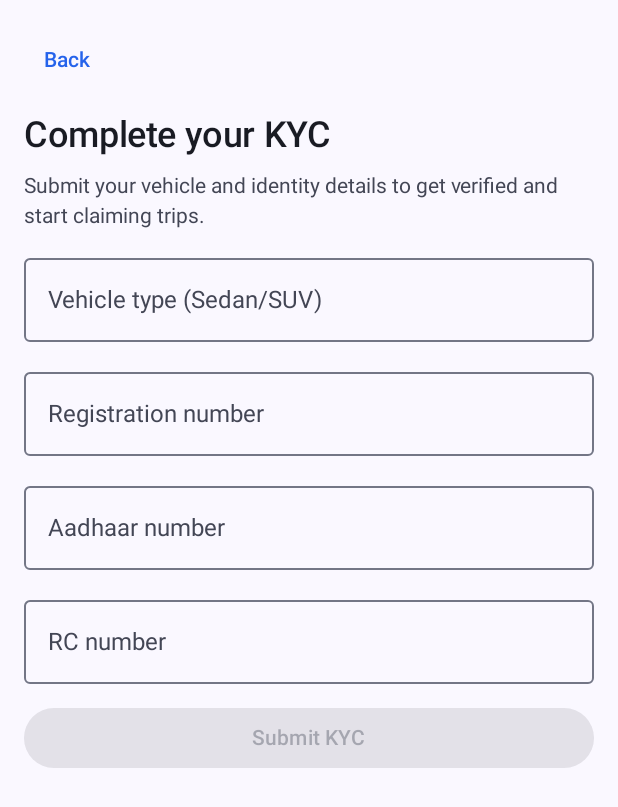
After one commit to thecrazycoders7/itcabs, an Android app built with Jetpack Compose: the composable DriverKycScreen shown on its own in the app's theme, on a phone screen of 412 x 824 dp. The commit adds this screen. Shown: the top 807 px of the screen. Run offline under Robolectric (Android 15) with nearby library versions, the light colour scheme and no system bars; our stand-ins replace Dagger/Hilt's generated code; network calls fail.

Commit message:
feat(driver): in-app 'Complete KYC' so drivers can finish verification after onboarding
Closes the gap where a driver who skipped/interrupted KYC at signup was stuck (onboarded, no
profile, no way to submit KYC). The driver home now shows a Complete KYC button when status is
NONE/REJECTED → opens a KYC form → submits → PENDING (admin then verifies).

```diff
--- /dev/null
+++ b/feature/dispatch/src/main/kotlin/com/itcabs/feature/dispatch/DriverKycScreen.kt
@@ -0,0 +1,56 @@
+package com.itcabs.feature.dispatch
+
+import androidx.compose.foundation.layout.Arrangement
+import androidx.compose.foundation.layout.Column
+import androidx.compose.foundation.layout.Row
+import androidx.compose.foundation.layout.fillMaxSize
+import androidx.compose.foundation.layout.fillMaxWidth
+import androidx.compose.foundation.layout.padding
+import androidx.compose.foundation.rememberScrollState
+import androidx.compose.foundation.text.KeyboardOptions
+import androidx.compose.foundation.verticalScroll
+import androidx.compose.material3.Button
+import androidx.compose.material3.CircularProgressIndicator
+import androidx.compose.material3.MaterialTheme
+import androidx.compose.material3.OutlinedTextField
+import androidx.compose.material3.Text
+import androidx.compose.material3.TextButton
+import androidx.compose.runtime.Composable
+import androidx.compose.runtime.LaunchedEffect
+import androidx.compose.runtime.collectAsState
+import androidx.compose.runtime.getValue
+import androidx.compose.ui.Modifier
+import androidx.compose.ui.text.input.KeyboardType
+import androidx.compose.ui.unit.dp
+import androidx.hilt.navigation.compose.hiltViewModel
+
+/** Standalone KYC form so a driver can complete verification after onboarding. */
+@Composable
+fun DriverKycScreen(onDone: () -> Unit, viewModel: DriverKycViewModel = hiltViewModel()) {
+    val state by viewModel.state.collectAsState()
+
+    LaunchedEffect(state.submitted) { if (state.submitted) onDone() }
+
+    Column(
+        modifier = Modifier.fillMaxSize().verticalScroll(rememberScrollState()).padding(16.dp),
+        verticalArrangement = Arrangement.spacedBy(12.dp),
+    ) {
+        Row(Modifier.fillMaxWidth(), horizontalArrangement = Arrangement.Start) {
+            TextButton(onClick = onDone) { Text("Back") }
+        }
+        Text("Complete your KYC", style = MaterialTheme.typography.headlineMedium)
+        Text(
+            "Submit your vehicle and identity details to get verified and start claiming trips.",
+            style = MaterialTheme.typography.bodyMedium,
+            color = MaterialTheme.colorScheme.onSurfaceVariant,
+        )
+        OutlinedTextField(state.vehicleType, viewModel::onVehicleTypeChange, label = { Text("Vehicle type (Sedan/SUV)") }, singleLine = true, modifier = Modifier.fillMaxWidth())
+        OutlinedTextField(state.vehicleReg, viewModel::onVehicleRegChange, label = { Text("Registration number") }, singleLine = true, modifier = Modifier.fillMaxWidth())
+        OutlinedTextField(state.aadhaar, viewModel::onAadhaarChange, label = { Text("Aadhaar number") }, singleLine = true, modifier = Modifier.fillMaxWidth(), keyboardOptions = KeyboardOptions(keyboardType = KeyboardType.Number))
+        OutlinedTextField(state.rcNumber, viewModel::onRcNumberChange, label = { Text("RC number") }, singleLine = true, modifier = Modifier.fillMaxWidth())
+        state.error?.let { Text(it, color = MaterialTheme.colorScheme.error, style = MaterialTheme.typography.bodyMedium) }
+        Button(onClick = viewModel::submit, enabled = state.canSubmit && !state.loading, modifier = Modifier.fillMaxWidth()) {
+            if (state.loading) CircularProgressIndicator(Modifier.padding(4.dp), strokeWidth = 2.dp) else Text("Submit KYC")
+        }
+    }
+}
--- /dev/null
+++ b/feature/dispatch/src/main/kotlin/com/itcabs/feature/dispatch/DriverKycViewModel.kt
@@ -0,0 +1,64 @@
+package com.itcabs.feature.dispatch
+
+import androidx.lifecycle.ViewModel
+import androidx.lifecycle.viewModelScope
+import com.itcabs.domain.AppResult
+import com.itcabs.domain.repository.DriverRepository
+import dagger.hilt.android.lifecycle.HiltViewModel
+import kotlinx.coroutines.flow.MutableStateFlow
+import kotlinx.coroutines.flow.StateFlow
+import kotlinx.coroutines.flow.asStateFlow
+import kotlinx.coroutines.flow.update
+import kotlinx.coroutines.launch
+import javax.inject.Inject
+
+data class DriverKycUiState(
+    val vehicleType: String = "",
+    val vehicleReg: String = "",
+    val aadhaar: String = "",
+    val rcNumber: String = "",
+    val loading: Boolean = false,
+    val error: String? = null,
+    val submitted: Boolean = false,
+) {
+    val canSubmit: Boolean
+        get() = vehicleType.isNotBlank() && vehicleReg.isNotBlank() && aadhaar.length >= 4 && rcNumber.isNotBlank()
+}
+
+/** Lets a driver complete/submit KYC from their home when onboarding didn't capture it. */
+@HiltViewModel
+class DriverKycViewModel @Inject constructor(
+    private val driver: DriverRepository,
+) : ViewModel() {
+
+    private val _state = MutableStateFlow(DriverKycUiState())
+    val state: StateFlow<DriverKycUiState> = _state.asStateFlow()
+
+    fun onVehicleTypeChange(v: String) = _state.update { it.copy(vehicleType = v, error = null) }
+    fun onVehicleRegChange(v: String) = _state.update { it.copy(vehicleReg = v, error = null) }
+    fun onAadhaarChange(v: String) = _state.update { it.copy(aadhaar = v.filter(Char::isDigit), error = null) }
+    fun onRcNumberChange(v: String) = _state.update { it.copy(rcNumber = v, error = null) }
+
+    fun submit() {
+        val s = _state.value
+        if (!s.canSubmit) {
+            _state.update { it.copy(error = "Fill vehicle, registration, Aadhaar, and RC.") }
+            return
+        }
+        _state.update { it.copy(loading = true, error = null) }
+        viewModelScope.launch {
+            when (
+                val r = driver.submitKyc(
+                    s.vehicleType, s.vehicleReg,
+                    aadhaarRef = "REF_" + s.aadhaar,
+                    aadhaarMasked = "********" + s.aadhaar.takeLast(4),
+                    rcNumberMasked = "********" + s.rcNumber.takeLast(4),
+                    photoUrl = "",
+                )
+            ) {
+                is AppResult.Ok -> _state.update { it.copy(loading = false, submitted = true) }
+                is AppResult.Err -> _state.update { it.copy(loading = false, error = r.message) }
+            }
+        }
+    }
+}
```
Also changed, not shown: feature/dispatch/src/main/kotlin/com/itcabs/feature/dispatch/DriverFeedScreen.kt (+23 -2 lines).
